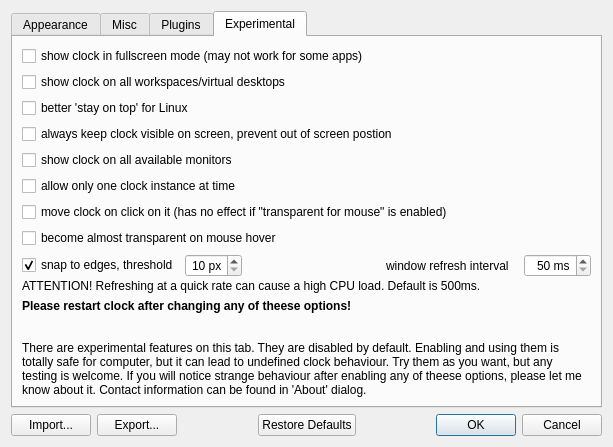
The window that digital_clock/gui/settings_dialog.ui (Kolcha/DigitalClock4) describes before a commit, drawn with Qt 5.
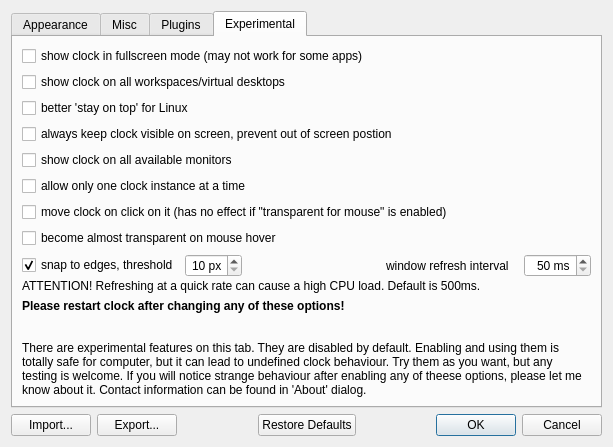
The same window after the commit. The open tabs and pages were chosen to show the change. Icons and pictures are not drawn. Custom widgets are drawn as their Qt base class.

What changed in the file:
```diff
--- a/digital_clock/gui/settings_dialog.ui
+++ b/digital_clock/gui/settings_dialog.ui
@@ -911,7 +911,7 @@
        <item>
         <widget class="QCheckBox" name="only_one_instance">
          <property name="text">
-          <string>allow only one clock instance at time</string>
+          <string>allow only one clock instance at a time</string>
          </property>
         </widget>
        </item>
@@ -1023,7 +1023,7 @@
           </font>
          </property>
          <property name="text">
-          <string>Please restart clock after changing any of theese options!</string>
+          <string>Please restart clock after changing any of these options!</string>
          </property>
         </widget>
        </item>
```
